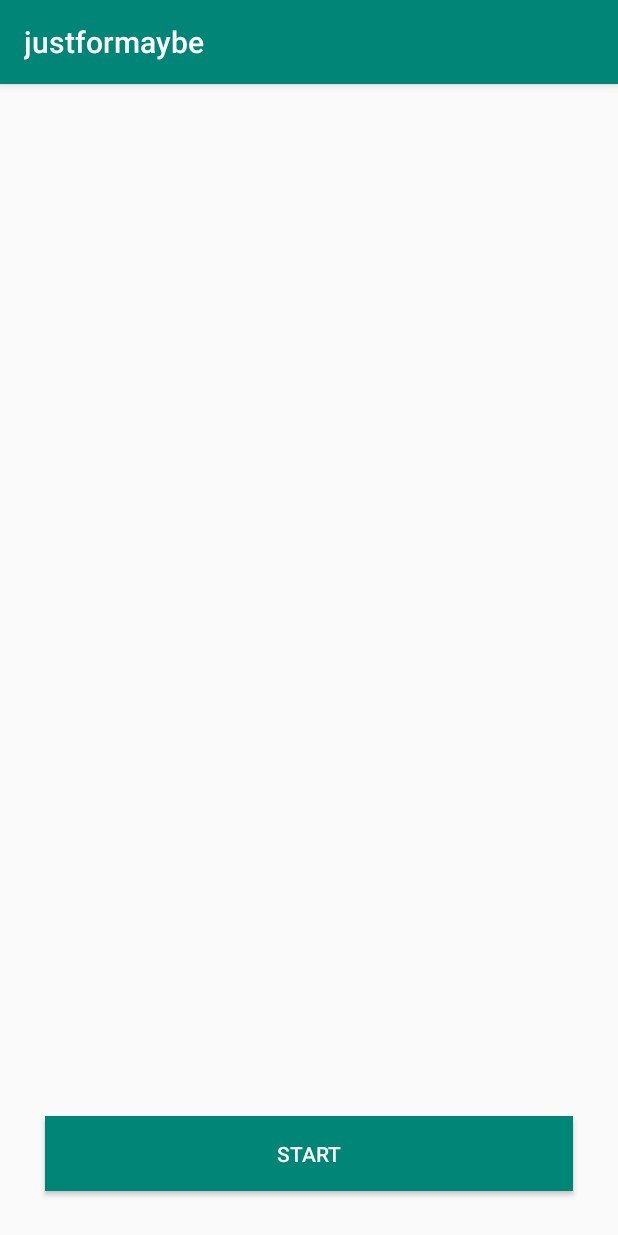
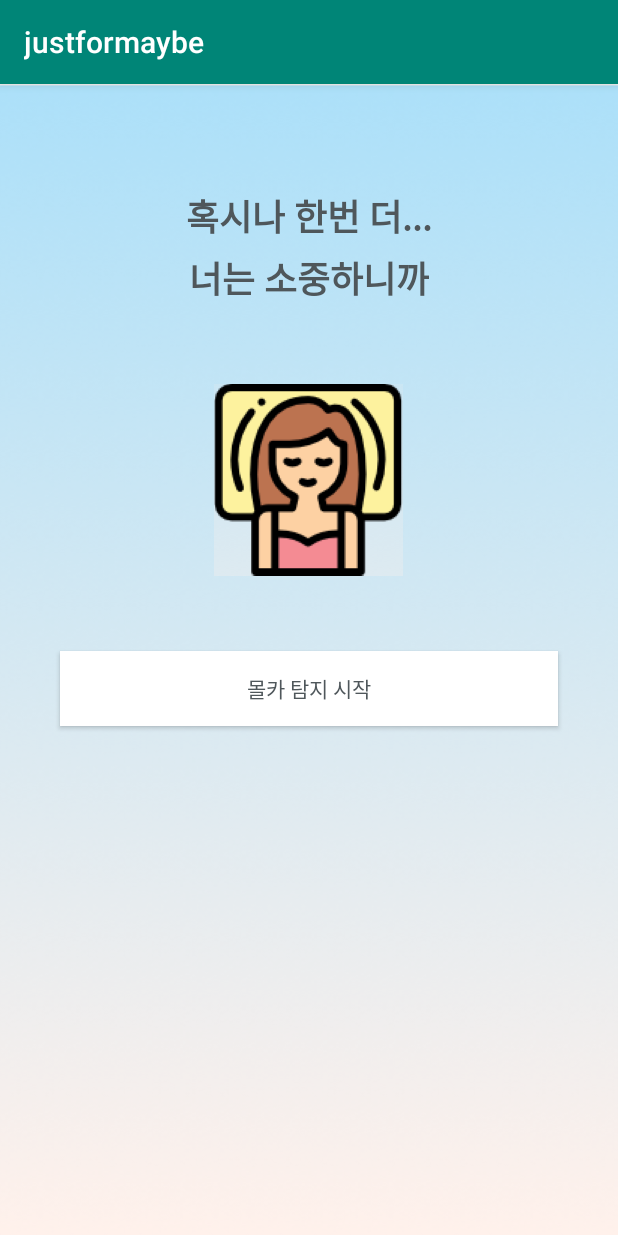
Before and after one commit to yuyu413/MobileProgramming, an Android app: the screen it shows after launch (MainActivity), on a phone screen of 412 x 824 dp. Run offline under Robolectric (Android 15) with nearby library versions, the phone set to English and light mode, and no system bars.

Commit message:
MainActivity 디자인 완성

```diff
--- a/app/src/main/res/layout/activity_main.xml
+++ b/app/src/main/res/layout/activity_main.xml
@@ -1,18 +1,55 @@
 <?xml version="1.0" encoding="utf-8"?>
-<RelativeLayout
-    xmlns:android="http://schemas.android.com/apk/res/android"
+<RelativeLayout xmlns:android="http://schemas.android.com/apk/res/android"
     android:layout_width="match_parent"
     android:layout_height="match_parent">
+
+    <ImageView
+        android:layout_width="match_parent"
+        android:layout_height="match_parent"
+        android:src="@drawable/splash"
+        android:scaleType="fitXY" />
+
+    <TextView
+        android:id="@+id/first_text"
+        android:layout_width="wrap_content"
+        android:layout_height="wrap_content"
+        android:layout_marginTop="70dp"
+        android:textSize="24sp"
+        android:textColor="#4F575B"
+        android:textStyle="bold"
+        android:text="혹시나 한번 더..."
+        android:layout_centerHorizontal="true" />
+
+    <TextView
+        android:layout_below="@id/first_text"
+        android:layout_width="wrap_content"
+        android:layout_height="wrap_content"
+        android:layout_marginTop="5dp"
+        android:textSize="24sp"
+        android:textColor="#4F575B"
+        android:textStyle="bold"
+        android:text="너는 소중하니까"
+        android:layout_centerHorizontal="true" />
+
+    <ImageView
+        android:id="@+id/main_image"
+        android:layout_width="wrap_content"
+        android:layout_height="wrap_content"
+        android:src="@drawable/women"
+        android:layout_centerHorizontal="true"
+        android:layout_marginTop="200dp"/>
+
     <Button
-        android:background="@color/colorPrimary"
+        android:background="@android:color/white"
+        android:layout_below="@id/main_image"
         android:layout_width="match_parent"
         android:layout_height="50dp"
-        android:layout_alignParentBottom="true"
-        android:layout_marginBottom="30dp"
+        android:layout_marginTop="50dp"
         android:layout_centerHorizontal="true"
-        android:layout_marginStart="30dp"
-        android:layout_marginEnd="30dp"
-        android:textColor="@android:color/white"
-        android:text="Start"
+        android:layout_marginStart="40dp"
+        android:layout_marginEnd="40dp"
+        android:textColor="#4F575B"
+        android:text="몰카 탐지 시작"
         android:onClick="startDetection" />
+
 </RelativeLayout>
```
